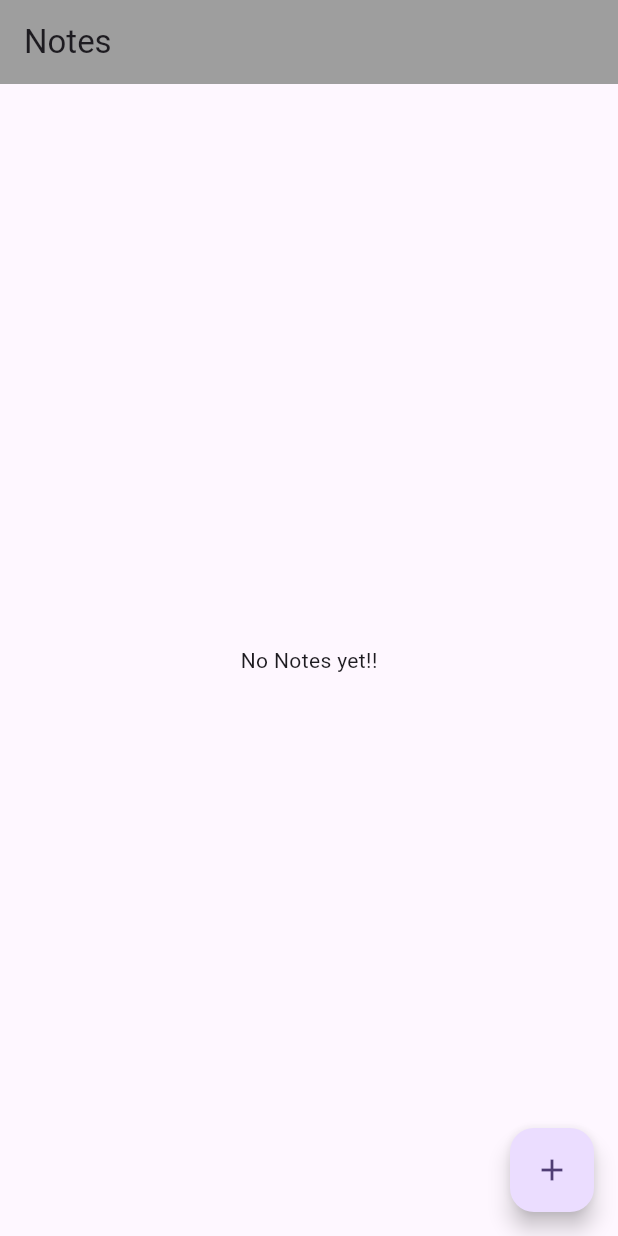
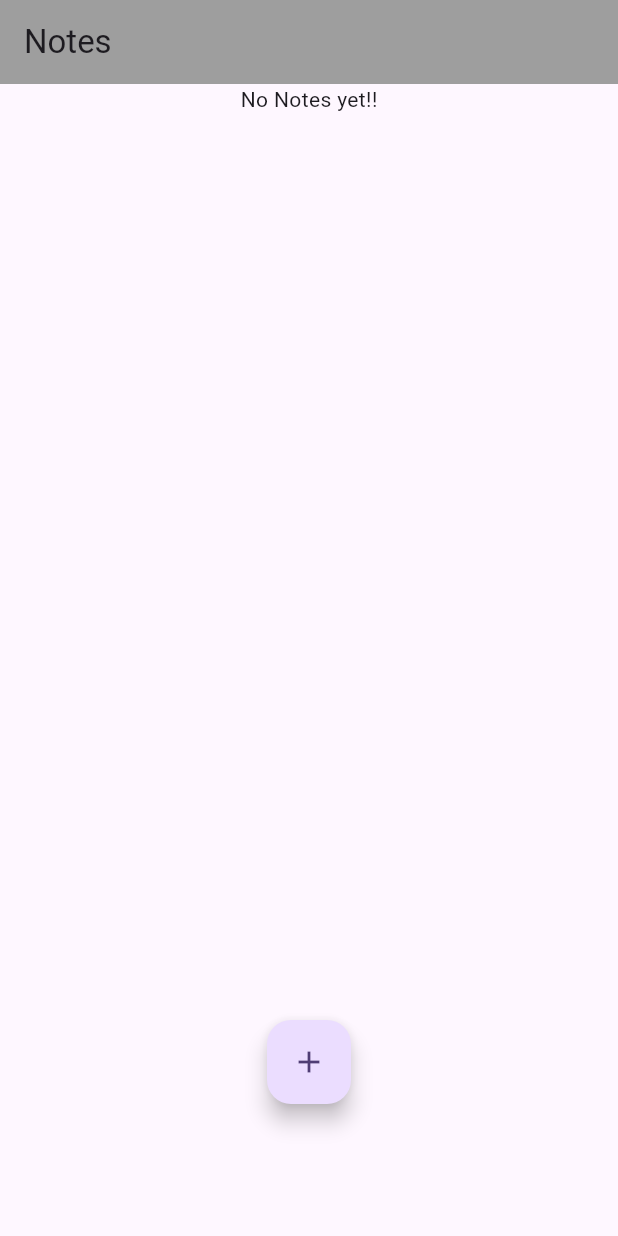
Before and after one commit to romjanali01673/note, a Flutter app: the screen it shows after launch, on a phone screen of 412 x 824 dp. Run offline on Flutter 3.47's test engine with Material 3 defaults, Android fonts, the phone set to English and light mode, and no system bars; our stand-ins replace sqflite; accounts and stored records are empty.

Commit message:
make action button dragable

```diff
--- a/lib/home_page.dart
+++ b/lib/home_page.dart
@@ -14,12 +14,35 @@ class _HomePageState extends State<HomePage> {
   List<Map<String, dynamic>> allNotes = [];
   DBHelper? dbRef;
 
+
+
+  double posX = 0;
+  double posY = 0;
+
   @override
   void initState() {
     super.initState();
     dbRef = DBHelper.getInstance;
     getNotes();
+    // Delay getting screen size until layout is built
+    WidgetsBinding.instance.addPostFrameCallback((_) {
+      final size = MediaQuery.of(context).size;
+      setState(() {
+        posX = (size.width - 56) / 2; // Center horizontally (56 = FAB size)
+        posY = size.height - 200; // Near bottom (adjust for AppBar & padding)
+      });
+    });
   }
+
+  @override
+  void dispose() {
+    titleController.dispose();
+    descController.dispose();
+    // TODO: implement dispose
+    super.dispose();
+  }
+
+
 
   void getNotes() async {
     allNotes = await dbRef!.getAllNote();
@@ -35,8 +58,13 @@ class _HomePageState extends State<HomePage> {
       ),
 
       /// all notes viewed here
-      body: allNotes.isNotEmpty
-          ? ListView.builder(
+      body:
+      Stack(
+        children: [
+          Column(
+          children :[
+            allNotes.isNotEmpty ? Expanded(
+              child: ListView.builder(
                 itemCount: allNotes.length,
                 itemBuilder: (_, index) {
                   return Card(
@@ -100,12 +128,25 @@ class _HomePageState extends State<HomePage> {
                       ),
                     ),
                   );
-          })
+                }),
+            )
               : Center(
               child: Text('No Notes yet!!'),
             ),
+          ]
+                    ),
 
-      floatingActionButton: FloatingActionButton(
+            Positioned(
+              left: posX,
+              top: posY,
+              child: GestureDetector(
+                onPanUpdate: (details) {
+                  setState(() {
+                    posX += details.delta.dx;
+                    posY += details.delta.dy;
+                  });
+                },
+                child: FloatingActionButton(
                   onPressed: () async {
                     /// note to be added from here
                     titleController.clear();
@@ -127,6 +168,14 @@ class _HomePageState extends State<HomePage> {
                   },
                 child: Icon(Icons.add),
               ),
+            ),
+          )
+        ],
+      ),
+
+
+
+
     );
   }
 
```
Also changed, not shown: 129 other files. Lines whose indentation alone changed are shown as unchanged.
